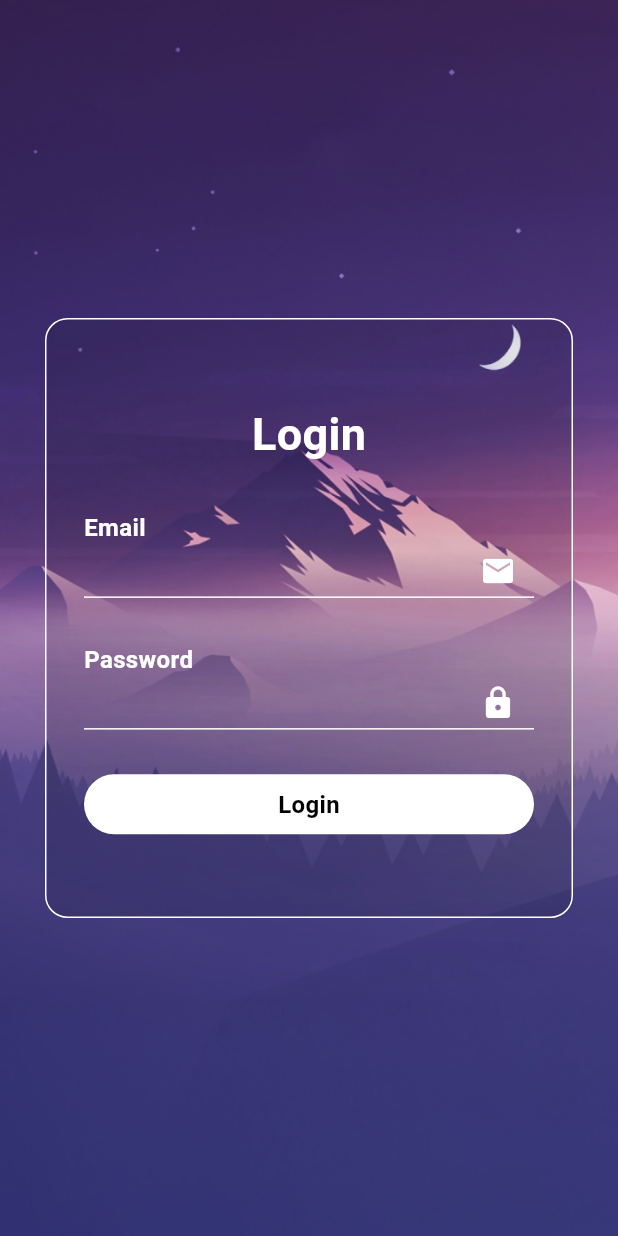
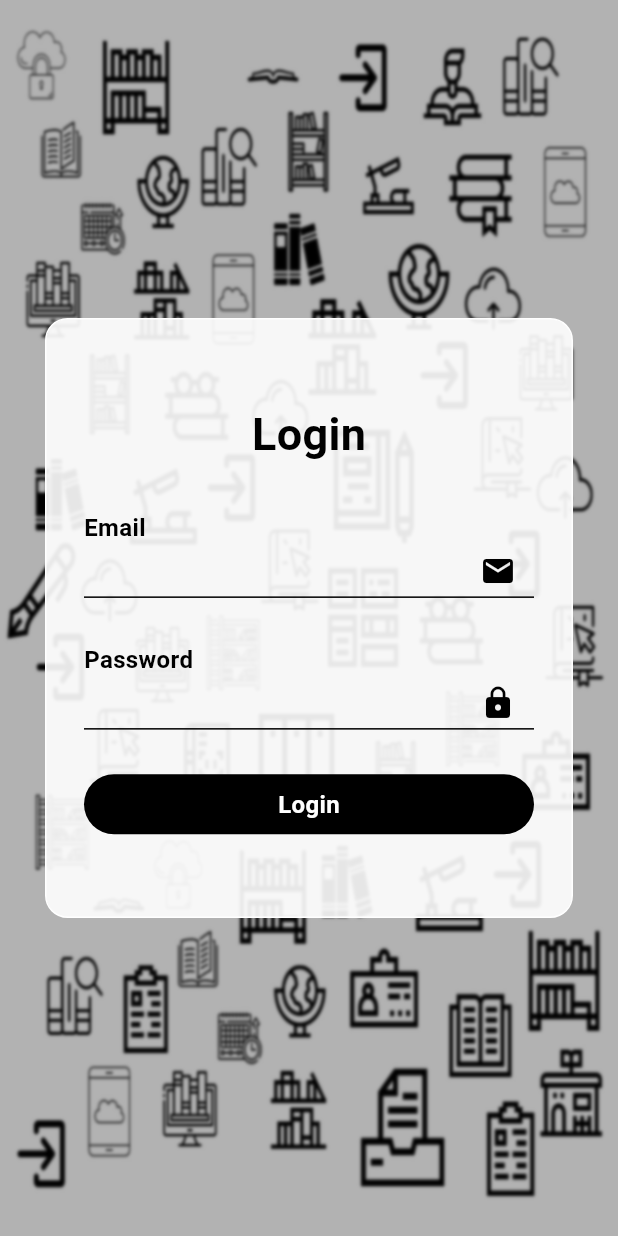
Before and after one commit to Yashwanth12321/LMS, a Flutter app: the screen it shows after launch, after a tap on "Login", on a phone screen of 412 x 824 dp. Run offline on Flutter 3.47's test engine with Material 3 defaults, Android fonts, the phone set to English and light mode, and no system bars; our stand-ins replace barcode_widget, cloud_firestore, firebase_auth, firebase_core, flutter_local_notifications, rxdart and 1 more; missing offline and left inert: flutter_barcode_scanner; accounts and stored records are empty; network calls fail.

Commit message:
backend_changes

```diff
--- a/lib/Admin_Pages/book_list.dart
+++ b/lib/Admin_Pages/book_list.dart
@@ -174,7 +174,7 @@ class _BookListState extends State<BookList> {
       } else {
         // Add the book if it doesn't exist
         for (int i = 0; i < quantity; i++) {
-          await _booksRef.doc(uuid.v4()).set({
+          await _booksRef.doc().set({
             'name': title,
             'photoUrl': photoUrl,
             'quantity': 1,
--- a/lib/pages/authentication_page.dart
+++ b/lib/pages/authentication_page.dart
@@ -44,7 +44,6 @@ class AuthPageUser extends StatelessWidget {
                     fontSize: 30.0,
                     fontWeight: FontWeight.bold,
                     color: Colors.white,
-                    backgroundColor: Color.fromARGB(255, 58, 63, 65),
                     fontFamily: 'Montserrat',
                     shadows: [
                       Shadow(
--- a/lib/pages/login_page.dart
+++ b/lib/pages/login_page.dart
@@ -1,8 +1,9 @@
+import 'dart:ui';
 import 'package:flutter/material.dart';
 import 'package:firebase_auth/firebase_auth.dart';
 import 'package:lms/pages/admin_home.dart';
 import 'package:lms/pages/home_page.dart';
-// Assuming this is where ShowUpAnimation is defined
+import 'package:lms/utils/animations.dart'; // Assuming this is where ShowUpAnimation is defined
 import '../utils/text_utils.dart'; // Assuming this is where TextUtil is defined
 
 class LoginPage extends StatefulWidget {
@@ -61,16 +62,24 @@ class _LoginPageState extends State<LoginPage> {
   @override
   Widget build(BuildContext context) {
     return Scaffold(
-      body: Container(
+      body: Stack(
+        children: [
+          // Background image
+          Image.asset(
+            'assets/images/loginicon.jpg', // Fixed to bg2.jpeg
+            fit: BoxFit.fill,
+            width: double.infinity,
             height: double.infinity,
-        width: double.infinity,
-        decoration: const BoxDecoration(
-          image: DecorationImage(
-            image: AssetImage('assets/images/bg2.jpeg'), // Fixed to bg2.jpeg
-            fit: BoxFit.fill,
+          ),
+          // Blurred and semi-transparent overlay
+          BackdropFilter(
+            filter: ImageFilter.blur(sigmaX: 1.0, sigmaY: 1.0),
+            child: Container(
+              color: Colors.black.withOpacity(0.3),
             ),
           ),
-        alignment: Alignment.center,
+          // Login form
+          Center(
             child: Container(
               height: 400,
               width: double.infinity,
@@ -78,7 +87,7 @@ class _LoginPageState extends State<LoginPage> {
               decoration: BoxDecoration(
                 border: Border.all(color: Colors.white),
                 borderRadius: BorderRadius.circular(15),
-            color: Colors.black.withOpacity(0.1),
+                color: Colors.white.withOpacity(0.9), // Changed color to white with opacity
               ),
               child: Padding(
                 padding: const EdgeInsets.all(25),
@@ -93,27 +102,29 @@ class _LoginPageState extends State<LoginPage> {
                           text: "Login",
                           weight: true,
                           size: 30,
+                          color: Colors.black, // Text color changed to black
                         ),
                       ),
                       const Spacer(),
                       TextUtil(
                         text: "Email",
+                        color: Colors.black, // Text color changed to black
                       ),
                       Container(
                         height: 35,
                         decoration: const BoxDecoration(
-                      border:
-                          Border(bottom: BorderSide(color: Colors.white)),
+                          border: Border(bottom: BorderSide(color: Colors.black)),
                         ),
                         child: TextFormField(
                           controller: _email,
-                      style: const TextStyle(color: Colors.white),
+                          cursorColor: Colors.black,
+                          style: const TextStyle(color: Colors.black),
                           decoration: const InputDecoration(
                             suffixIcon: Icon(
                               Icons.mail,
-                          color: Colors.white,
+                              color: Colors.black,
                             ),
-                        fillColor: Colors.white,
+                            fillColor: Colors.black,
                             border: InputBorder.none,
                           ),
                           validator: (text) {
@@ -127,23 +138,24 @@ class _LoginPageState extends State<LoginPage> {
                       const Spacer(),
                       TextUtil(
                         text: "Password",
+                        color: Colors.black, // Text color changed to black
                       ),
                       Container(
                         height: 35,
                         decoration: const BoxDecoration(
-                      border:
-                          Border(bottom: BorderSide(color: Colors.white)),
+                          border: Border(bottom: BorderSide(color: Colors.black)),
                         ),
                         child: TextFormField(
                           controller: _password,
+                          cursorColor: Colors.black,
                           obscureText: true,
-                      style: const TextStyle(color: Colors.white),
+                          style: const TextStyle(color: Colors.black),
                           decoration: const InputDecoration(
                             suffixIcon: Icon(
                               Icons.lock,
-                          color: Colors.white,
+                              color: Colors.black,
                             ),
-                        fillColor: Colors.white,
+                            fillColor: Colors.black,
                             border: InputBorder.none,
                           ),
                           validator: (text) {
@@ -165,17 +177,17 @@ class _LoginPageState extends State<LoginPage> {
                           height: 40,
                           width: double.infinity,
                           decoration: BoxDecoration(
-                        color: Colors.white,
+                            color: Colors.black,
                             borderRadius: BorderRadius.circular(30),
                           ),
                           alignment: Alignment.center,
                           child: isLoading
                               ? const CircularProgressIndicator(
-                              color: Colors.black,
+                                  color: Colors.white,
                                 )
                               : TextUtil(
                                   text: "Login",
-                              color: Colors.black,
+                                  color: Colors.white,
                                 ),
                         ),
                       ),
@@ -186,6 +198,8 @@ class _LoginPageState extends State<LoginPage> {
               ),
             ),
           ),
+        ],
+      ),
     );
   }
 }
```
Also changed, not shown: lib/Admin_Pages/admin_menu.dart (+11 -0 lines), lib/Admin_Pages/book_log.dart (+19 -18 lines), lib/Admin_Pages/return.dart (added, +115 -0 lines), lib/pages/home_page.dart (+18 -5 lines), assets/images/loginicon.jpg (added). Lines whose indentation alone changed are shown as unchanged.
